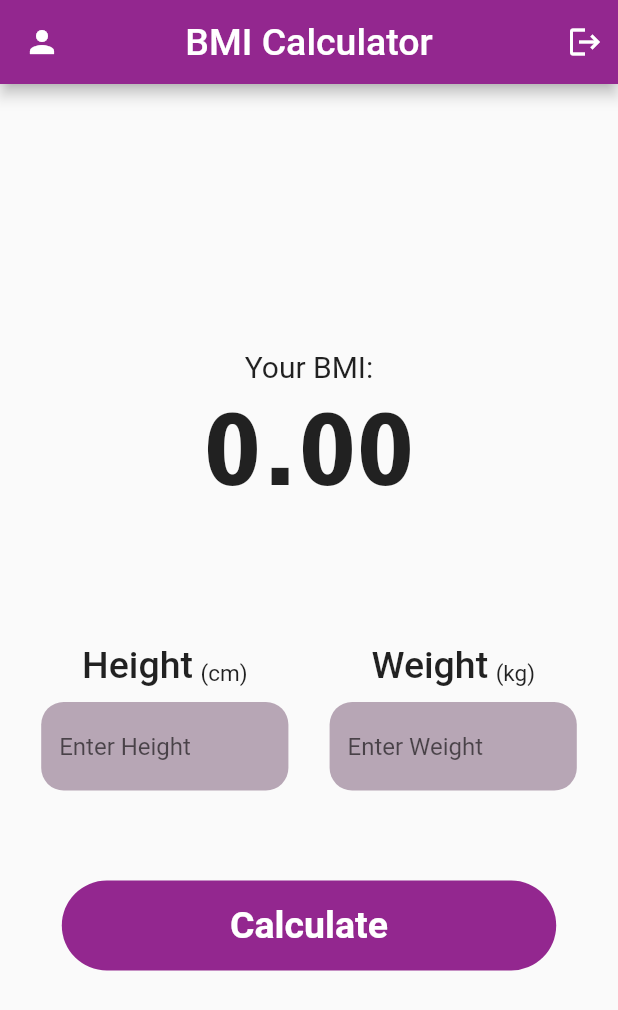
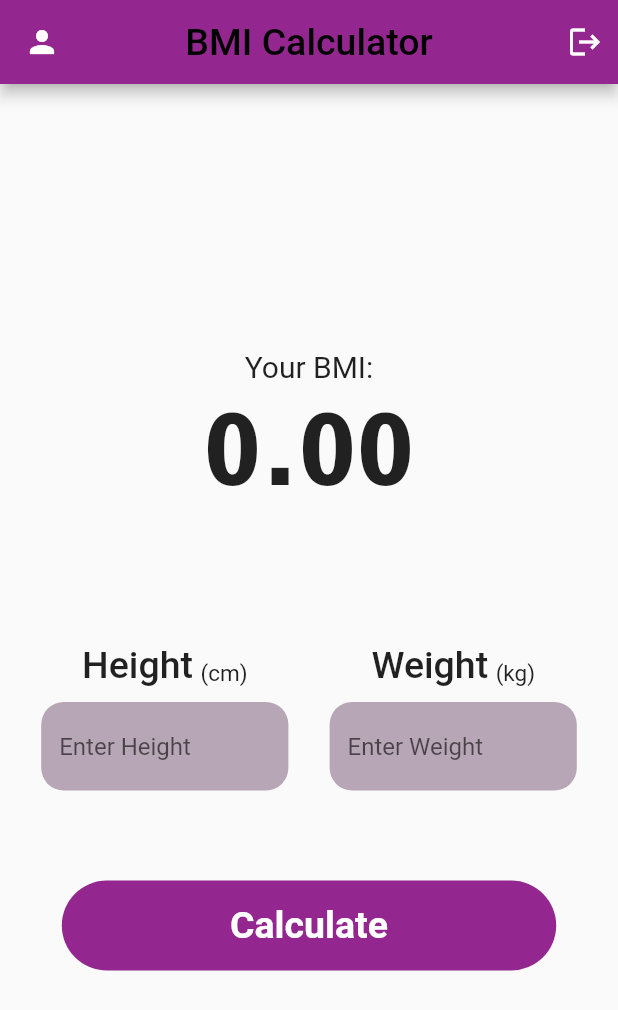
Before and after one commit to Krishanthapathum/bmi_calculator, a Flutter app: the screen it shows after launch, on a phone screen of 412 x 824 dp. Shown: the top 1010 px of the screen. Run offline on Flutter 3.47's test engine with Material 2 defaults, Android fonts, the phone set to English and light mode, and no system bars.

Commit message:
edit home

```diff
--- a/lib/screens/home_screen.dart
+++ b/lib/screens/home_screen.dart
@@ -28,9 +28,7 @@ class _HomeScreenState extends State<HomeScreen> {
         ],
         title: const Text(
           "BMI Calculator",
-          style: TextStyle(
-            fontSize: 25,
-          ),
+          style: TextStyle(fontSize: 25, color: Colors.black),
         ),
         centerTitle: true,
         backgroundColor: const Color.fromRGBO(147, 39, 143, 1),
```
